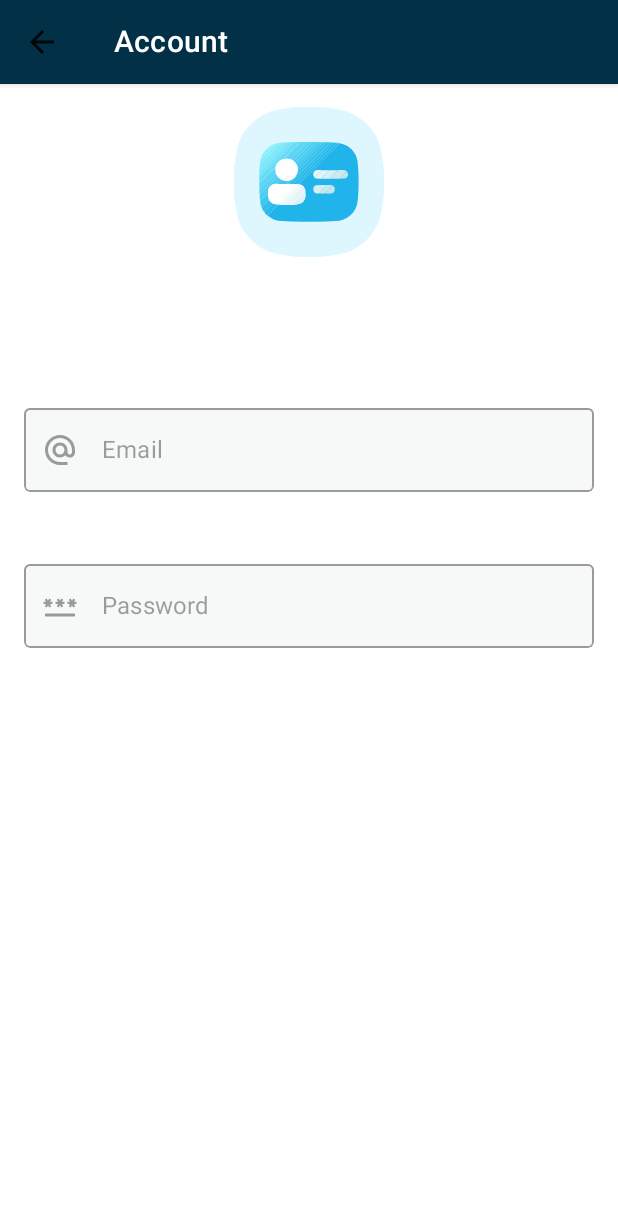
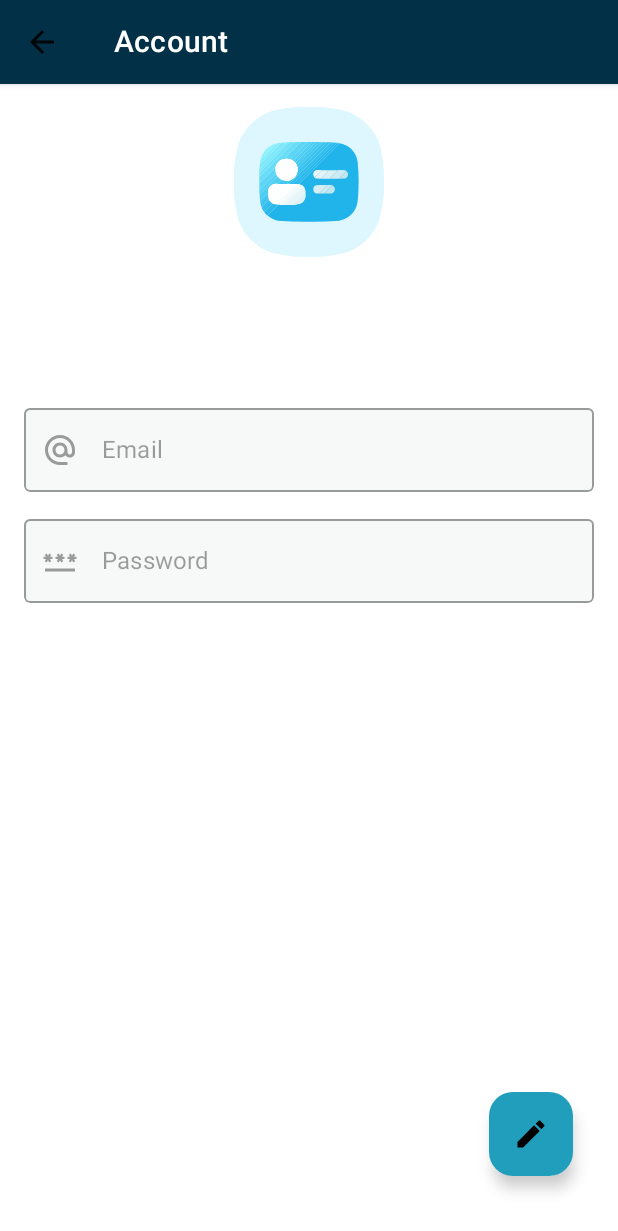
Before and after one commit to thkox/current-topics-of-software-engineering_2023-smart-alert, an Android app built with Jetpack Compose: the @Preview function AccountScreenPreview, on a phone screen of 412 x 824 dp. Shown: the top 1231 px of the screen. Run offline under Robolectric (Android 15) with nearby library versions, the phone set to English and light mode, and no system bars; our stand-ins replace Firebase (no records; nobody signed in at launch, a user with empty details on screens opened directly); 1 statement that could not run was skipped.

Commit message:
AccountScreen changes

```diff
--- a/app/src/main/java/eu/tkacas/smartalert/ui/component/ButtonComponents.kt
+++ b/app/src/main/java/eu/tkacas/smartalert/ui/component/ButtonComponents.kt
@@ -28,6 +28,7 @@ import androidx.compose.ui.Alignment
 import androidx.compose.ui.Modifier
 import androidx.compose.ui.graphics.Brush
 import androidx.compose.ui.graphics.Color
+import androidx.compose.ui.res.colorResource
 import androidx.compose.ui.res.painterResource
 import androidx.compose.ui.res.stringResource
 import androidx.compose.ui.text.font.FontWeight
@@ -244,11 +245,12 @@ fun UploadPhotoButton(
     }
 }
 
-//@Composable
-//fun FloatingActionButtonSample(onClick: () -> Unit, function: () -> Unit) {
-//    FloatingActionButton(
-//        onClick = { /*TODO*/ },
-//    ) {
-//        Icon(painterResource(id = R.drawable.edit), contentDescription = "Localized description")
-//    }
-//}
+@Composable
+fun FloatingActionButton(onClick: () -> Unit) {
+    FloatingActionButton(
+        containerColor = colorResource(id = R.color.colorBlue),
+        onClick = { /*TODO*/ },
+    ) {
+        Icon(painterResource(id = R.drawable.edit), contentDescription = "Localized description")
+    }
+}
--- a/app/src/main/java/eu/tkacas/smartalert/ui/screen/settings/AccountScreen.kt
+++ b/app/src/main/java/eu/tkacas/smartalert/ui/screen/settings/AccountScreen.kt
@@ -27,6 +27,7 @@ import androidx.navigation.NavController
 import eu.tkacas.smartalert.R
 import eu.tkacas.smartalert.ui.component.CircleImage
 import eu.tkacas.smartalert.ui.component.EmailDisplayComponent
+import eu.tkacas.smartalert.ui.component.FloatingActionButton
 import eu.tkacas.smartalert.ui.component.NameFieldComponent
 import eu.tkacas.smartalert.ui.component.PasswordDisplayComponent
 import eu.tkacas.smartalert.ui.component.PasswordTextFieldComponent
@@ -93,18 +94,34 @@ fun AccountScreen (navController: NavController? = null) {
                 lastName = lastName
             )
 
-            //NameDisplayComponentTest(firstName = firstName, painterResource(R.drawable.profile))
-
             Spacer(modifier = Modifier.height(40.dp))
 
             EmailDisplayComponent(email = email, painterResource(id = R.drawable.email))
 
-            Spacer(modifier = Modifier.height(40.dp))
+            Spacer(modifier = Modifier.height(10.dp))
 
             PasswordDisplayComponent(password = password, painterResource(id = R.drawable.password))
 
+          }
 
-          }
+            Column(
+                modifier = Modifier
+                    .fillMaxSize()
+                    .padding(bottom = 40.dp, end = 30.dp)
+                    .padding(top = 10.dp),
+            ) {
+                Box(
+                    modifier = Modifier.fillMaxSize(),
+                    contentAlignment = Alignment.BottomEnd
+                ){
+                    FloatingActionButton(
+                        onClick = {
+                            //value
+                        }
+                    )
+                }
+
+            }
         }
     }
 }
```
Also changed, not shown: app/src/main/java/eu/tkacas/smartalert/ui/component/TextFieldComponents.kt (+0 -60 lines).
